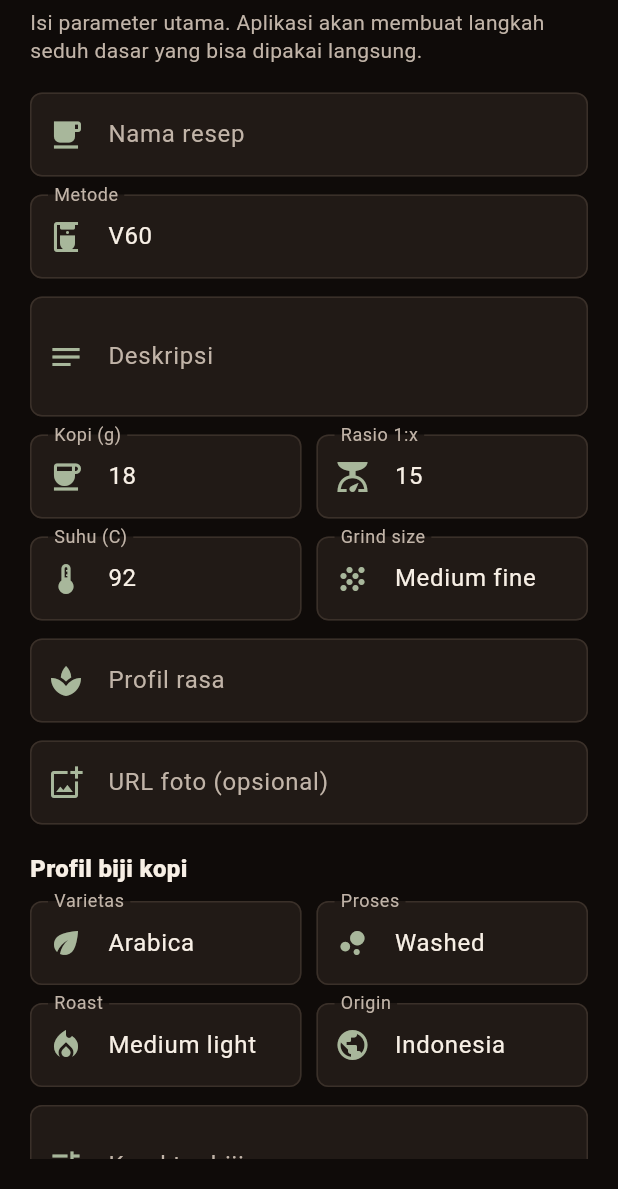
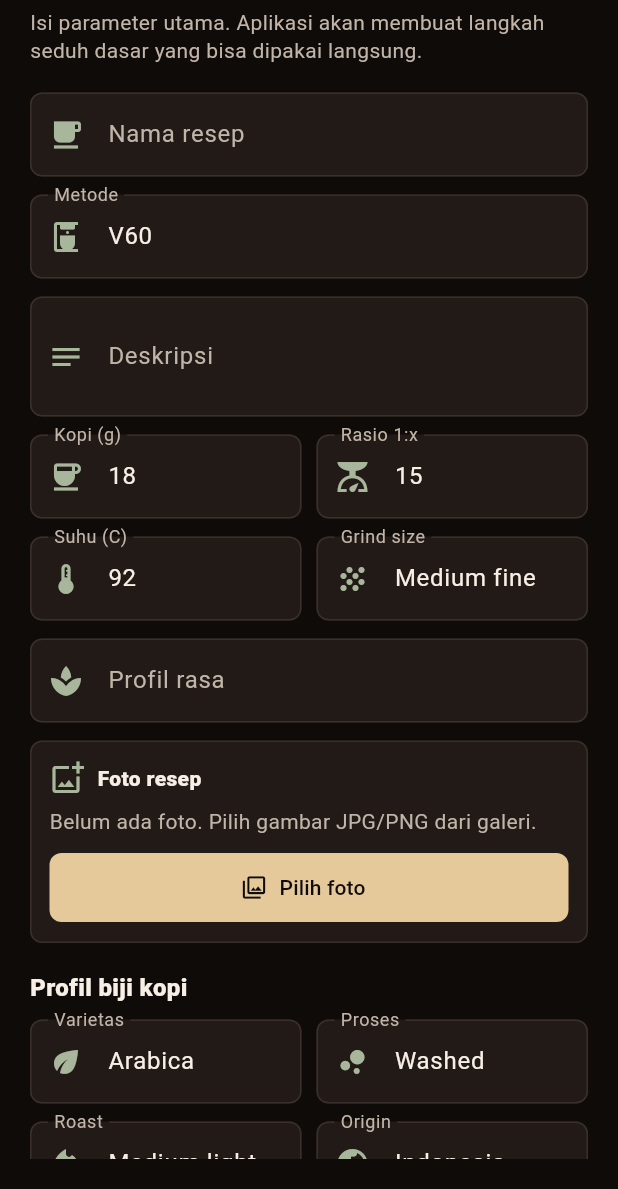
Before and after one commit to SOBATarab/flutter_application_1, a Flutter app: the AddRecipeSheet widget shown alone on an empty page, opened directly, on a phone screen of 412 x 824 dp, the part 47-1236 px from its top. Run offline on Flutter 3.47's test engine with Material 3 defaults, Android fonts, the phone set to English and light mode, and no system bars; our stand-ins replace image_picker.

Commit message:
feat: pick recipe photos from gallery

```diff
--- a/lib/main.dart
+++ b/lib/main.dart
@@ -1,6 +1,8 @@
 import 'dart:async';
+import 'dart:io';
 
 import 'package:flutter/material.dart';
+import 'package:image_picker/image_picker.dart';
 
 class BrewColors {
   static const ink = Color(0xFFF7EFE5);
@@ -418,7 +420,7 @@ class _BrewFocusCard extends StatelessWidget {
               children: [
                 _RecipePhotoFrame(
                   label: selectedRecipe.photoHint,
-                  imageUrl: selectedRecipe.photoUrl,
+                  imagePath: selectedRecipe.photoPath,
                   height: 118,
                 ),
                 const SizedBox(height: 14),
@@ -506,20 +508,20 @@ class _FocusMetric extends StatelessWidget {
 class _RecipePhotoFrame extends StatelessWidget {
   const _RecipePhotoFrame({
     required this.label,
-    this.imageUrl,
+    this.imagePath,
     this.height = 150,
     this.compact = false,
   });
 
   final String label;
-  final String? imageUrl;
+  final String? imagePath;
   final double height;
   final bool compact;
 
   @override
   Widget build(BuildContext context) {
-    final resolvedImageUrl = imageUrl?.trim();
-    final hasImage = resolvedImageUrl != null && resolvedImageUrl.isNotEmpty;
+    final resolvedImagePath = imagePath?.trim();
+    final hasImage = resolvedImagePath != null && resolvedImagePath.isNotEmpty;
 
     return Container(
       height: height,
@@ -535,8 +537,8 @@ class _RecipePhotoFrame extends StatelessWidget {
             Positioned.fill(
               child: ClipRRect(
                 borderRadius: BorderRadius.circular(8),
-                child: Image.network(
-                  resolvedImageUrl,
+                child: Image.file(
+                  File(resolvedImagePath),
                   fit: BoxFit.cover,
                   errorBuilder: (context, error, stackTrace) {
                     return _PhotoPlaceholder(label: label, compact: compact);
@@ -834,7 +836,7 @@ class RecipeCard extends StatelessWidget {
             children: [
               _RecipePhotoFrame(
                 label: recipe.photoHint,
-                imageUrl: recipe.photoUrl,
+                imagePath: recipe.photoPath,
                 height: 88,
                 compact: true,
               ),
@@ -1000,7 +1002,7 @@ class _RecipeHero extends StatelessWidget {
         children: [
           _RecipePhotoFrame(
             label: recipe.photoHint,
-            imageUrl: recipe.photoUrl,
+            imagePath: recipe.photoPath,
             height: 180,
           ),
           const SizedBox(height: 14),
@@ -1602,6 +1604,7 @@ class AddRecipeSheet extends StatefulWidget {
 
 class _AddRecipeSheetState extends State<AddRecipeSheet> {
   final formKey = GlobalKey<FormState>();
+  final imagePicker = ImagePicker();
   final nameController = TextEditingController();
   final methodController = TextEditingController(text: 'V60');
   final descriptionController = TextEditingController();
@@ -1610,12 +1613,12 @@ class _AddRecipeSheetState extends State<AddRecipeSheet> {
   final temperatureController = TextEditingController(text: '92');
   final grindController = TextEditingController(text: 'Medium fine');
   final flavorController = TextEditingController();
-  final photoUrlController = TextEditingController();
   final varietyController = TextEditingController(text: 'Arabica');
   final processController = TextEditingController(text: 'Washed');
   final roastController = TextEditingController(text: 'Medium light');
   final originController = TextEditingController(text: 'Indonesia');
   final beanCharacterController = TextEditingController();
+  String? selectedPhotoPath;
 
   @override
   void dispose() {
@@ -1627,7 +1630,6 @@ class _AddRecipeSheetState extends State<AddRecipeSheet> {
     temperatureController.dispose();
     grindController.dispose();
     flavorController.dispose();
-    photoUrlController.dispose();
     varietyController.dispose();
     processController.dispose();
     roastController.dispose();
@@ -1729,12 +1731,10 @@ class _AddRecipeSheetState extends State<AddRecipeSheet> {
                 icon: Icons.spa,
                 validator: _requiredValidator,
               ),
-              _TextInput(
-                controller: photoUrlController,
-                label: 'URL foto (opsional)',
-                icon: Icons.add_photo_alternate_outlined,
-                keyboardType: TextInputType.url,
-                validator: _optionalUrlValidator,
+              _PhotoPickerField(
+                photoPath: selectedPhotoPath,
+                onPickPhoto: _pickPhoto,
+                onClearPhoto: _clearPhoto,
               ),
               const SizedBox(height: 6),
               const Text(
@@ -1845,7 +1845,7 @@ class _AddRecipeSheetState extends State<AddRecipeSheet> {
         grindSize: grindController.text.trim(),
         totalTimeSeconds: 180,
         flavorProfile: flavorController.text.trim(),
-        photoUrl: _cleanOptionalText(photoUrlController.text),
+        photoPath: selectedPhotoPath,
         photoHint:
             'Foto ${methodController.text.trim()} ${nameController.text.trim()}',
         beanProfile: CoffeeBeanProfile(
@@ -1908,23 +1908,25 @@ class _AddRecipeSheetState extends State<AddRecipeSheet> {
     return null;
   }
 
-  String? _optionalUrlValidator(String? value) {
-    final text = value?.trim() ?? '';
-    if (text.isEmpty) {
-      return null;
+  Future<void> _pickPhoto() async {
+    final photo = await imagePicker.pickImage(
+      source: ImageSource.gallery,
+      imageQuality: 85,
+    );
+
+    if (photo == null) {
+      return;
     }
 
-    final uri = Uri.tryParse(text);
-    if (uri == null || !uri.hasScheme || uri.host.isEmpty) {
-      return 'Masukkan URL valid';
-    }
-
-    return null;
-  }
-
-  String? _cleanOptionalText(String value) {
-    final text = value.trim();
-    return text.isEmpty ? null : text;
+    setState(() {
+      selectedPhotoPath = photo.path;
+    });
+  }
+
+  void _clearPhoto() {
+    setState(() {
+      selectedPhotoPath = null;
+    });
   }
 
   String _temperatureHint(int temperature) {
@@ -1993,6 +1995,82 @@ class _TextInput extends StatelessWidget {
           border: OutlineInputBorder(borderRadius: BorderRadius.circular(8)),
         ),
         validator: validator,
+      ),
+    );
+  }
+}
+
+class _PhotoPickerField extends StatelessWidget {
+  const _PhotoPickerField({
+    required this.photoPath,
+    required this.onPickPhoto,
+    required this.onClearPhoto,
+  });
+
+  final String? photoPath;
+  final VoidCallback onPickPhoto;
+  final VoidCallback onClearPhoto;
+
+  @override
+  Widget build(BuildContext context) {
+    final fileName = photoPath == null
+        ? null
+        : photoPath!.split(Platform.pathSeparator).last;
+
+    return Container(
+      width: double.infinity,
+      margin: const EdgeInsets.only(bottom: 12),
+      padding: const EdgeInsets.all(12),
+      decoration: BoxDecoration(
+        color: BrewColors.surfaceHigh,
+        borderRadius: BorderRadius.circular(8),
+        border: Border.all(color: BrewColors.line),
+      ),
+      child: Column(
+        crossAxisAlignment: CrossAxisAlignment.start,
+        children: [
+          const Row(
+            children: [
+              Icon(
+                Icons.add_photo_alternate_outlined,
+                color: BrewColors.sage,
+              ),
+              SizedBox(width: 8),
+              Text(
+                'Foto resep',
+                style: TextStyle(
+                  color: BrewColors.ink,
+                  fontWeight: FontWeight.w900,
+                ),
+              ),
+            ],
+          ),
+          const SizedBox(height: 8),
+          Text(
+            fileName ?? 'Belum ada foto. Pilih gambar JPG/PNG dari galeri.',
+            style: const TextStyle(color: BrewColors.muted, height: 1.35),
+          ),
+          const SizedBox(height: 10),
+          Row(
+            children: [
+              Expanded(
+                child: FilledButton.icon(
+                  onPressed: onPickPhoto,
+                  icon: const Icon(Icons.photo_library_outlined),
+                  label: const Text('Pilih foto'),
+                ),
+              ),
+              if (photoPath != null) ...[
+                const SizedBox(width: 10),
+                IconButton.outlined(
+                  onPressed: onClearPhoto,
+                  icon: const Icon(Icons.close),
+                  tooltip: 'Hapus foto',
+                ),
+              ],
+            ],
+          ),
+        ],
       ),
     );
   }
@@ -2011,7 +2089,7 @@ class BrewRecipe {
     required this.grindSize,
     required this.totalTimeSeconds,
     required this.flavorProfile,
-    this.photoUrl,
+    this.photoPath,
     required this.photoHint,
     required this.beanProfile,
     required this.steps,
@@ -2029,7 +2107,7 @@ class BrewRecipe {
   final String grindSize;
   final int totalTimeSeconds;
   final String flavorProfile;
-  final String? photoUrl;
+  final String? photoPath;
   final String photoHint;
   final CoffeeBeanProfile beanProfile;
   final List<BrewStep> steps;
--- a/pubspec.yaml
+++ b/pubspec.yaml
@@ -34,6 +34,7 @@ dependencies:
   # The following adds the Cupertino Icons font to your application.
   # Use with the CupertinoIcons class for iOS style icons.
   cupertino_icons: ^1.0.8
+  image_picker: ^1.1.2
 
 dev_dependencies:
   flutter_test:
```
Also changed, not shown: pubspec.lock, 2 other files.
